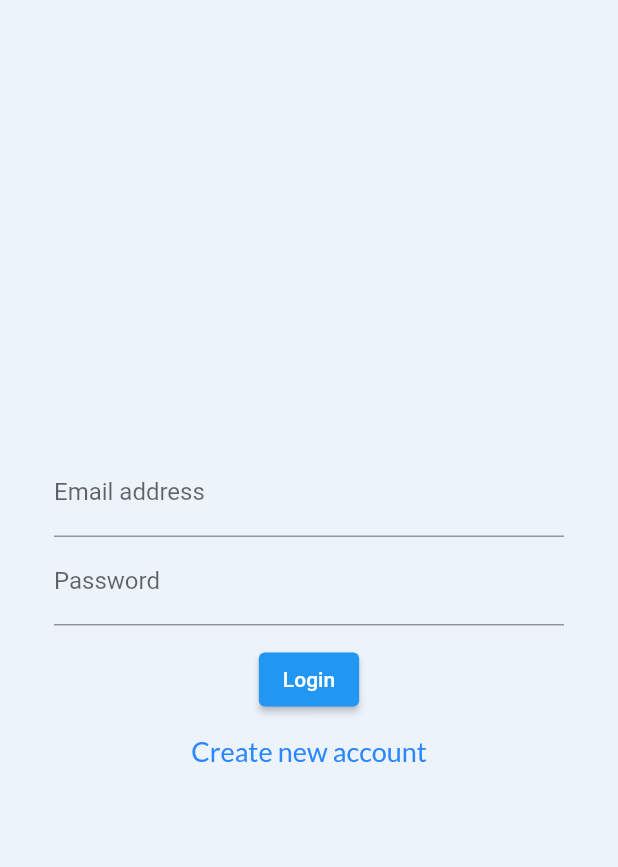
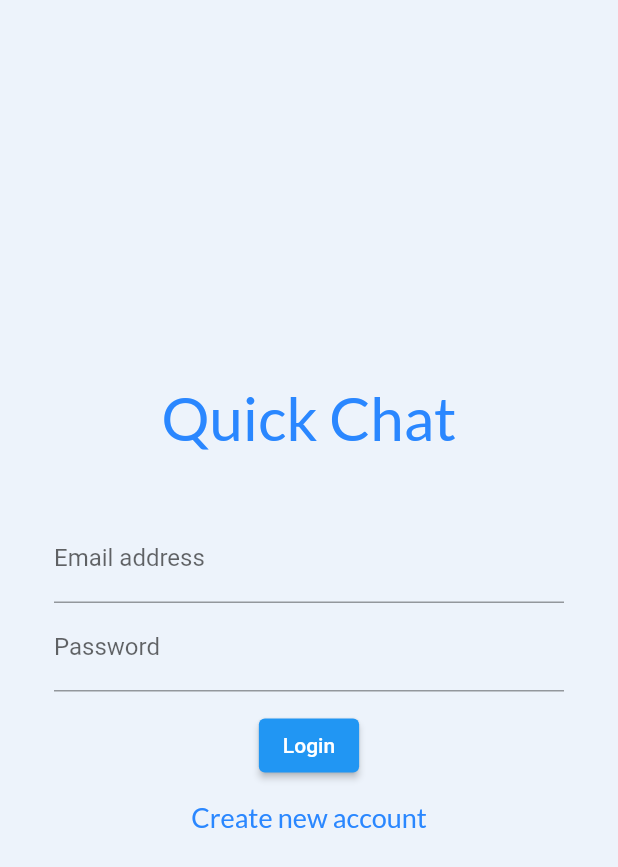
Before and after one commit to reuben21/QuickChat-A-Chat-App-Flutter-Firebase, a Flutter app: the screen it shows after launch, on a phone screen of 412 x 824 dp. Shown: the top 867 px of the screen. Run offline on Flutter 3.47's test engine with Material 2 defaults, Android fonts, the phone set to English and light mode, and no system bars; our stand-ins replace bubble, cloud_firestore, firebase_auth, firebase_core, firebase_messaging, firebase_storage and 3 more; accounts and stored records are empty.

Commit message:
Updated Code

```diff
--- a/lib/widget/auth/auth_form.dart
+++ b/lib/widget/auth/auth_form.dart
@@ -1,4 +1,7 @@
 import 'dart:io';
+import 'package:google_fonts/google_fonts.dart';
+
+import '../../colors.dart';
 import '../pickers/user_image_picker.dart';
 import 'package:flutter/material.dart';
 
@@ -59,11 +62,17 @@ class _AuthFormState extends State<AuthForm> {
               child: Column(
                 mainAxisSize: MainAxisSize.min,
                 children: <Widget>[
+                  Container(
+                    child: Text('Quick Chat',style: GoogleFonts.lato(fontSize: 40, color: kPrimaryColor),),
+
+                  ),SizedBox(height: 40,),
                   if (!_isLogin) UserImagePicker(_pickedImage),
                   TextFormField(
                     key: ValueKey('email'),
+                    autocorrect:false,
+                    textCapitalization: TextCapitalization.none,
                     // validator: (value) {
-                    //   if (value.isEmpty || value.contains('@')) {
+                    //   if (value.contains('@')) {
                     //     return 'Please enter a valid email address.';
                     //   }
                     //   return null;
```
